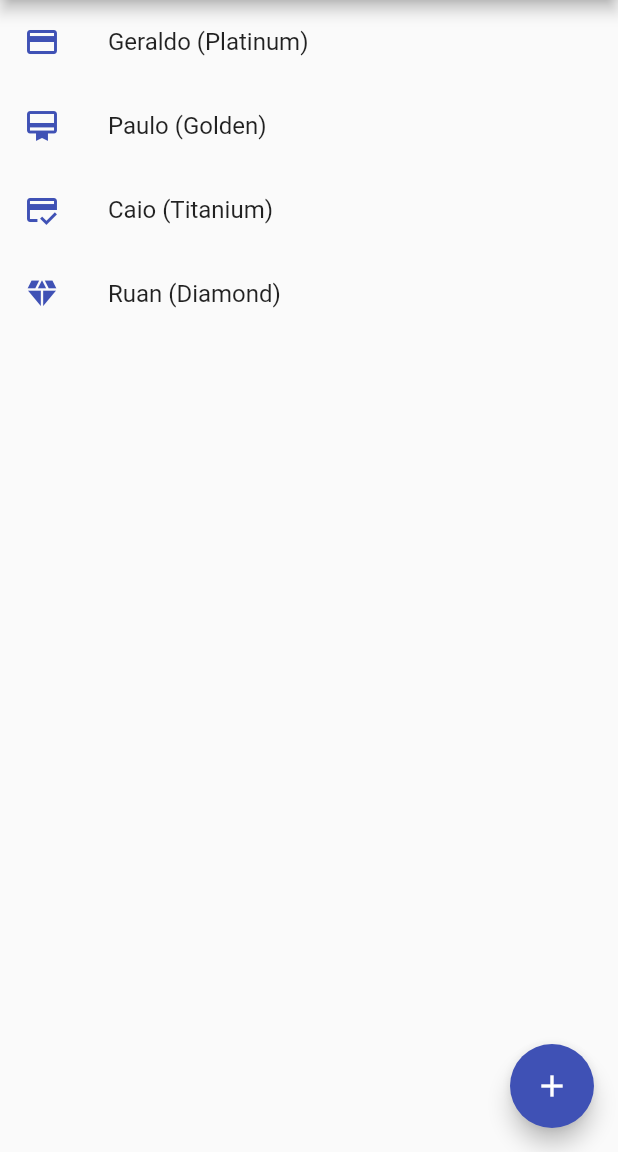
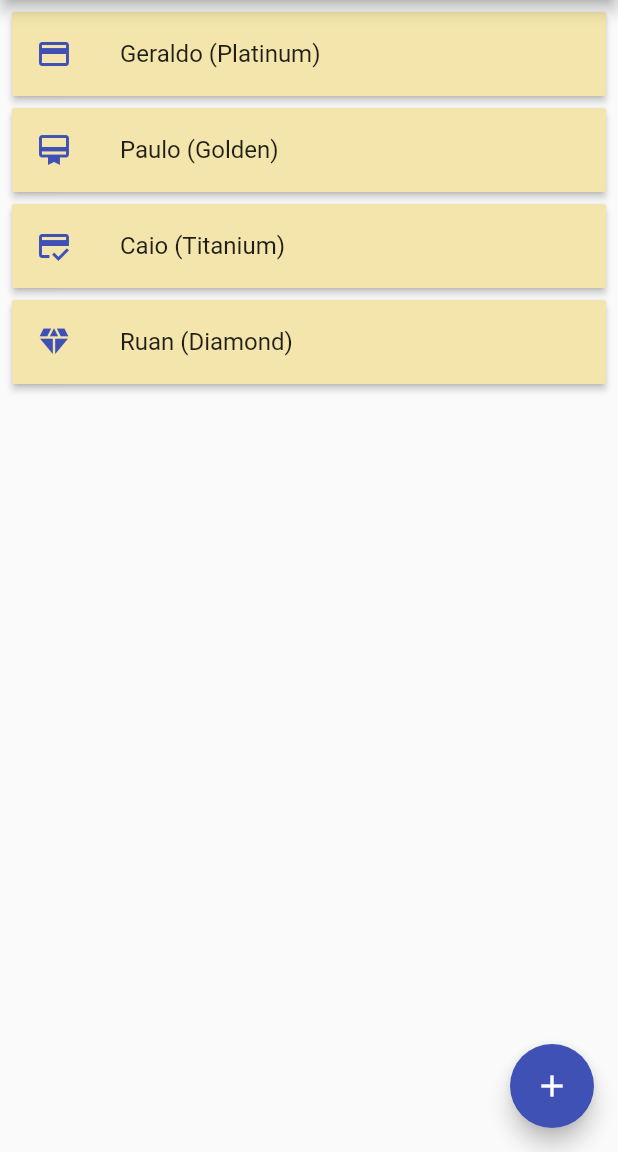
Before and after one commit to jorgejunior618/flutter-provider, a Flutter app: the screen it shows after launch, on a phone screen of 412 x 824 dp, the part 84-1236 px from its top. Run offline on Flutter 3.47's test engine with Material 2 defaults, Android fonts, the phone set to English and light mode, and no system bars.

Commit message:
Componentização da listagem

```diff
--- /dev/null
+++ b/lib/pages/client_page/client_card.dart
@@ -0,0 +1,40 @@
+import 'package:client_control/models/client.dart';
+import 'package:flutter/material.dart';
+
+class ClientCard extends StatelessWidget {
+  const ClientCard({
+    Key? key,
+    required this.client,
+    required this.onDismissed,
+  }) : super(key: key);
+
+  final Client client;
+  final void Function(DismissDirection)? onDismissed;
+
+  @override
+  Widget build(BuildContext context) {
+    return Dismissible(
+      key: UniqueKey(),
+      background: Container(color: Colors.red),
+      child: Padding(
+        padding: const EdgeInsets.symmetric(
+          horizontal: 8.0,
+          vertical: 4.0,
+        ),
+        child: Material(
+          type: MaterialType.card,
+          elevation: 2.0,
+          color: const Color(0xFFf3e5ab),
+          child: ListTile(
+            leading: Icon(client.type.icon),
+            onTap: () {},
+            splashColor: Colors.amber[200],
+            title: Text(client.name + ' (' + client.type.name + ')'),
+            iconColor: Colors.indigo,
+          ),
+        ),
+      ),
+      onDismissed: onDismissed,
+    );
+  }
+}
--- a/lib/pages/client_page/clients_page.dart
+++ b/lib/pages/client_page/clients_page.dart
@@ -1,5 +1,6 @@
 import 'package:client_control/models/client_type.dart';
 import 'package:client_control/models/client.dart';
+import 'package:client_control/pages/client_page/client_card.dart';
 import 'package:flutter/material.dart';
 
 import '../../components/hamburger_menu.dart';
@@ -36,16 +37,10 @@ class _ClientsPageState extends State<ClientsPage> {
       drawer: const HamburgerMenu(),
       body: ListView.builder(
         itemCount: clients.length,
+        padding: const EdgeInsets.only(top: 4.0),
         itemBuilder: (context, index) {
-          return Dismissible(
-            key: UniqueKey(),
-            background: Container(color: Colors.red),
-            child: ListTile(
-              leading: Icon(clients[index].type.icon),
-              title: Text(
-                  clients[index].name + ' (' + clients[index].type.name + ')'),
-              iconColor: Colors.indigo,
-            ),
+          return ClientCard(
+            client: clients[index],
             onDismissed: (direction) {
               setState(() {
                 clients.removeAt(index);
```
Also changed, not shown: lib/pages/client_types_page/client_type_card.dart (added, +27 -0 lines), lib/pages/client_types_page/client_types_page.dart (+3 -8 lines).
